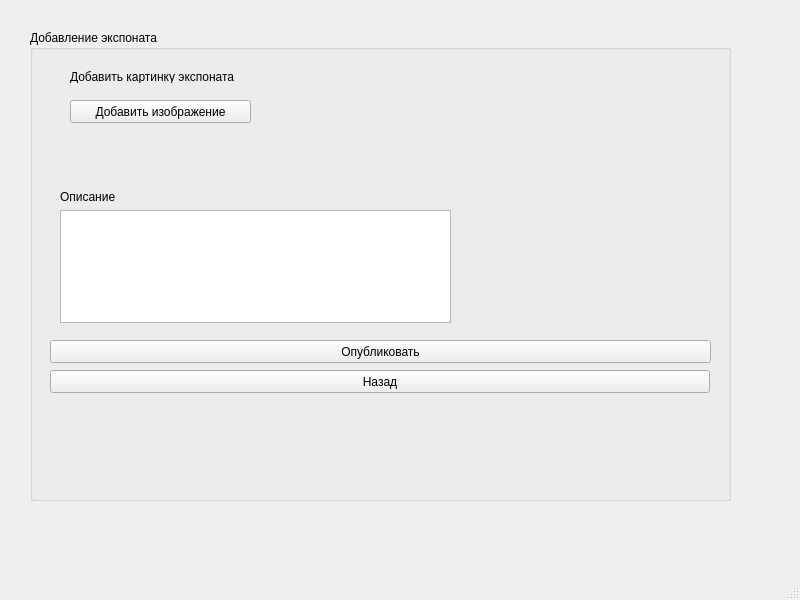
Mher55555/muzeynoedelo2, file addnewitem3.ui: the form before one commit.
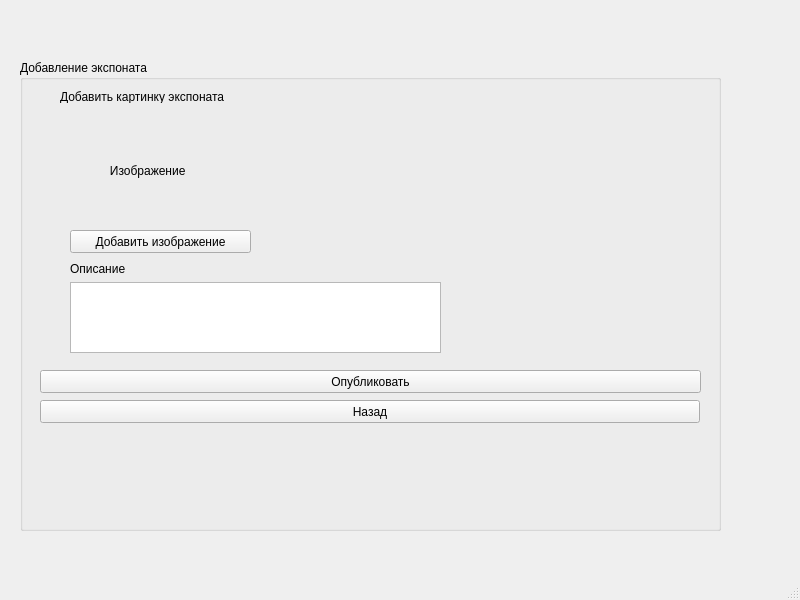
The form after the commit.

Patch:
```diff
--- a/addnewitem3.ui
+++ b/addnewitem3.ui
@@ -17,8 +17,8 @@
    <widget class="QGroupBox" name="groupBox">
     <property name="geometry">
      <rect>
-      <x>30</x>
-      <y>30</y>
+      <x>20</x>
+      <y>60</y>
       <width>701</width>
       <height>471</height>
      </rect>
@@ -29,8 +29,8 @@
     <widget class="QPushButton" name="pushButton">
      <property name="geometry">
       <rect>
-       <x>40</x>
-       <y>70</y>
+       <x>50</x>
+       <y>170</y>
        <width>181</width>
        <height>23</height>
       </rect>
@@ -43,7 +43,7 @@
      <property name="geometry">
       <rect>
        <x>40</x>
-       <y>40</y>
+       <y>30</y>
        <width>389</width>
        <height>13</height>
       </rect>
@@ -81,10 +81,10 @@
     <widget class="QWidget" name="layoutWidget">
      <property name="geometry">
       <rect>
-       <x>30</x>
-       <y>160</y>
-       <width>391</width>
-       <height>133</height>
+       <x>50</x>
+       <y>202</y>
+       <width>371</width>
+       <height>91</height>
       </rect>
      </property>
      <layout class="QVBoxLayout" name="verticalLayout">
@@ -100,6 +100,19 @@
       </item>
      </layout>
     </widget>
+    <widget class="QLabel" name="label_3">
+     <property name="geometry">
+      <rect>
+       <x>40</x>
+       <y>60</y>
+       <width>161</width>
+       <height>101</height>
+      </rect>
+     </property>
+     <property name="text">
+      <string>               Изображение</string>
+     </property>
+    </widget>
    </widget>
   </widget>
   <widget class="QMenuBar" name="menubar">
```
